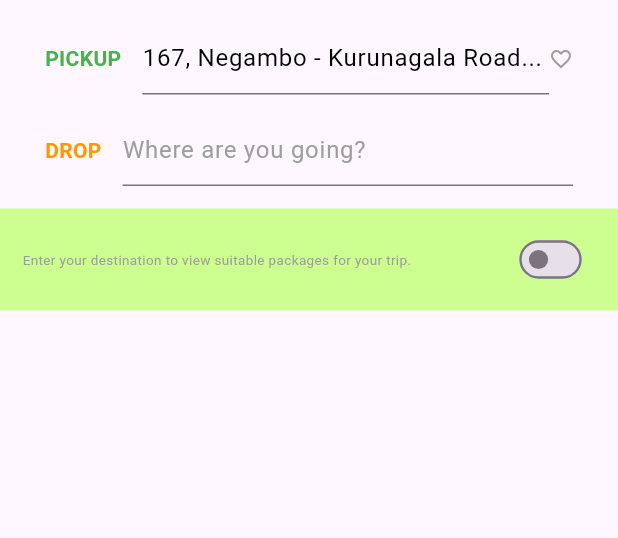
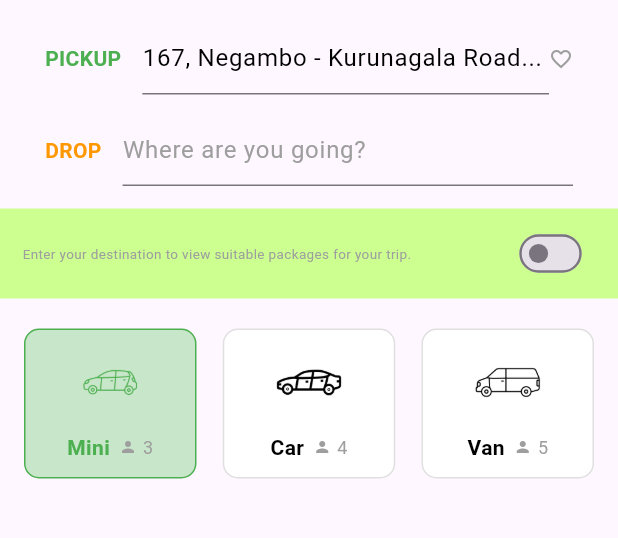
Before and after one commit to ProjectZ10nX/SLTaxi, a Flutter app: the RentalsScreen screen opened directly, on a phone screen of 412 x 824 dp, the part 105-643 px from its top. Run offline on Flutter 3.47's test engine with Material 3 defaults, Android fonts, the phone set to English and light mode, and no system bars; our stand-ins replace cloud_firestore, firebase_auth, firebase_core, google_maps_flutter; missing offline and left inert: firebase_app_check; accounts and stored records are empty.

Commit message:
rental screen vehicle section added

```diff
--- a/lib/main.dart
+++ b/lib/main.dart
@@ -3,7 +3,7 @@ import 'package:firebase_core/firebase_core.dart';
 import 'package:flutter/material.dart';
 import 'package:flutter_localizations/flutter_localizations.dart';
 import 'package:mrdrop/screens/MobileVerification.dart';
-
+import 'package:mrdrop/screens/authWrapper.dart';
 
 void main() async {
   WidgetsFlutterBinding.ensureInitialized();
--- a/lib/screens/rentals_screen.dart
+++ b/lib/screens/rentals_screen.dart
@@ -10,6 +10,7 @@ class RentalsScreen extends StatefulWidget {
 
 class _RentalsScreenState extends State<RentalsScreen> {
   bool _isSwitched = false;
+  String _selectedVehicle = "Mini";
   @override
   Widget build(BuildContext context) {
     return Scaffold(
@@ -75,6 +76,7 @@ class _RentalsScreenState extends State<RentalsScreen> {
                       decoration: BoxDecoration(
                         color: Colors.lightGreenAccent.shade100,
                       ),
+                      height: 60,
                       child: Row(
                         mainAxisAlignment: MainAxisAlignment.spaceBetween,
                         children: [
@@ -104,6 +106,18 @@ class _RentalsScreenState extends State<RentalsScreen> {
                   ),
                 ],
               ),
+            ),
+          ),
+          const SizedBox(height: 20),
+          Padding(
+            padding: EdgeInsets.symmetric(horizontal: 16),
+            child: Row(
+              mainAxisAlignment: MainAxisAlignment.spaceBetween,
+              children: [
+                _buildVehicleCard("Mini", "assets/mini_car_outline.png", 3),
+                _buildVehicleCard("Car", "assets/car_outline.png", 4),
+                _buildVehicleCard("Van", "assets/van_outline.png", 5),
+              ],
             ),
           ),
         ],
@@ -152,4 +166,66 @@ class _RentalsScreenState extends State<RentalsScreen> {
       ),
     );
   }
+
+  Widget _buildVehicleCard(String type, String iconPath, int capacity) {
+    bool isSelected = _selectedVehicle == type;
+
+    return GestureDetector(
+      onTap: () {
+        setState(() {
+          _selectedVehicle = type;
+        });
+      },
+      child: AnimatedContainer(
+        width: 115,
+        duration: Duration(milliseconds: 300),
+        curve: Curves.easeInOut,
+        padding: EdgeInsets.all(10),
+        decoration: BoxDecoration(
+          color: isSelected ? Colors.green.shade100 : Colors.white,
+          border: Border.all(
+              color: isSelected ? Colors.green : Colors.grey.shade300),
+          borderRadius: BorderRadius.circular(10),
+        ),
+        child: Column(
+          mainAxisSize: MainAxisSize.min,
+          children: [
+            Image.asset(
+              iconPath,
+              height: 50,
+              color: isSelected ? Colors.green : Colors.black,
+            ),
+            SizedBox(height: 8),
+            Row(
+              mainAxisAlignment: MainAxisAlignment.center,
+              children: [
+                Text(
+                  type,
+                  style: TextStyle(
+                    fontSize: 14,
+                    fontWeight: FontWeight.bold,
+                    color: isSelected ? Colors.green : Colors.black,
+                  ),
+                ),
+                SizedBox(width: 6),
+                Icon(
+                  Icons.person,
+                  size: 12,
+                  color: Colors.grey,
+                ),
+                SizedBox(width: 4),
+                Text(
+                  "$capacity",
+                  style: TextStyle(
+                    fontSize: 12,
+                    color: Colors.grey,
+                  ),
+                ),
+              ],
+            )
+          ],
+        ),
+      ),
+    );
+  }
 }
```
Also changed, not shown: assets/car2.png (added), assets/car_outline.png (added), assets/mini_car.png (added), assets/mini_car_outline.png (added), assets/van.png (added), assets/van_outline.png (added).
